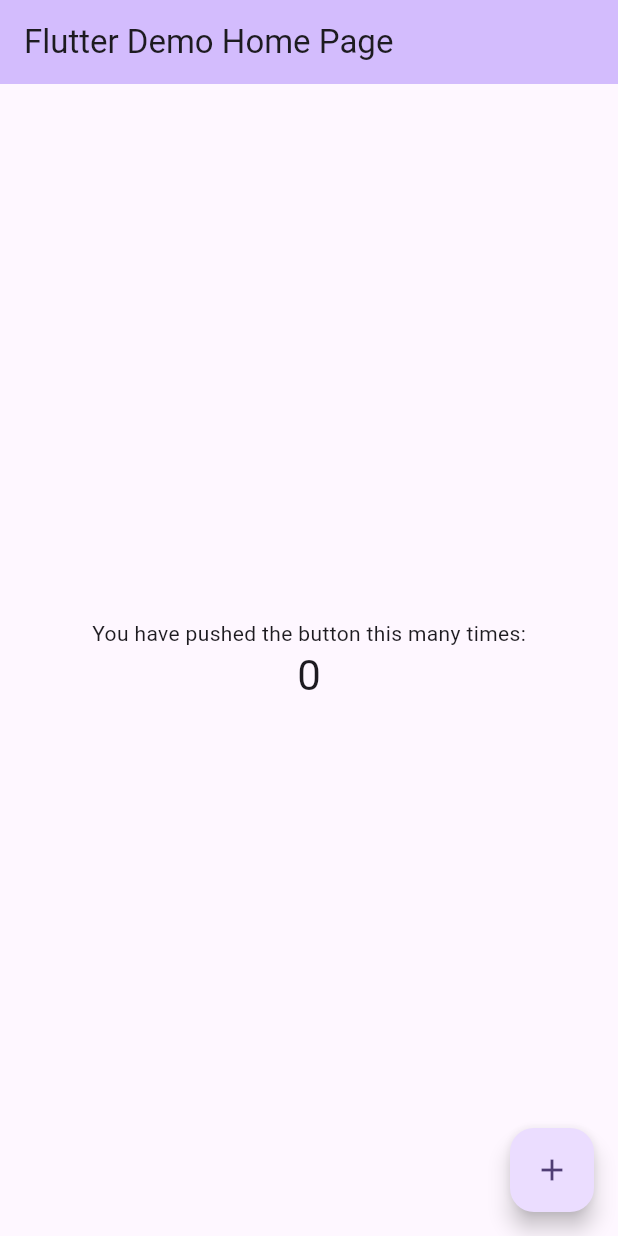
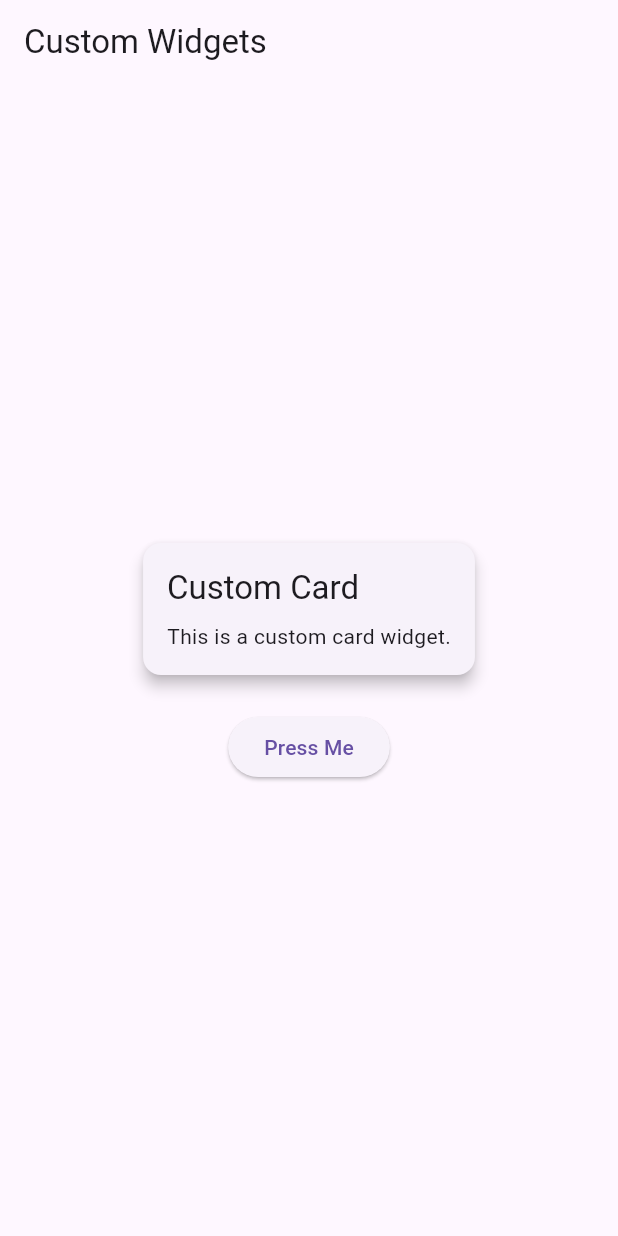
Before and after one commit to nazmulnabil/flutter_widget_book, a Flutter app: the screen it shows after launch, on a phone screen of 412 x 824 dp. Run offline on Flutter 3.47's test engine with Material 3 defaults, Android fonts, the phone set to English and light mode, and no system bars.

Commit message:
custom widget wrapper added

```diff
--- a/lib/main.dart
+++ b/lib/main.dart
@@ -1,125 +1,20 @@
 import 'package:flutter/material.dart';
+import 'package:flutter_widget_book/widgets/custom_widget_wrapper.dart';
 
 void main() {
-  runApp(const MyApp());
+  runApp(MyApp());
 }
 
 class MyApp extends StatelessWidget {
-  const MyApp({super.key});
-
-  // This widget is the root of your application.
   @override
   Widget build(BuildContext context) {
     return MaterialApp(
-      title: 'Flutter Demo',
-      theme: ThemeData(
-        // This is the theme of your application.
-        //
-        // TRY THIS: Try running your application with "flutter run". You'll see
-        // the application has a purple toolbar. Then, without quitting the app,
-        // try changing the seedColor in the colorScheme below to Colors.green
-        // and then invoke "hot reload" (save your changes or press the "hot
-        // reload" button in a Flutter-supported IDE, or press "r" if you used
-        // the command line to start the app).
-        //
-        // Notice that the counter didn't reset back to zero; the application
-        // state is not lost during the reload. To reset the state, use hot
-        // restart instead.
-        //
-        // This works for code too, not just values: Most code changes can be
-        // tested with just a hot reload.
-        colorScheme: ColorScheme.fromSeed(seedColor: Colors.deepPurple),
-        useMaterial3: true,
+      home: Scaffold(
+        appBar: AppBar(title: Text('Custom Widgets')),
+        body: Center(
+          child: CustomWidgetsWrapper(),  // Use the intermediate widget here
+        ),
       ),
-      home: const MyHomePage(title: 'Flutter Demo Home Page'),
     );
   }
 }
-
-class MyHomePage extends StatefulWidget {
-  const MyHomePage({super.key, required this.title});
-
-  // This widget is the home page of your application. It is stateful, meaning
-  // that it has a State object (defined below) that contains fields that affect
-  // how it looks.
-
-  // This class is the configuration for the state. It holds the values (in this
-  // case the title) provided by the parent (in this case the App widget) and
-  // used by the build method of the State. Fields in a Widget subclass are
-  // always marked "final".
-
-  final String title;
-
-  @override
-  State<MyHomePage> createState() => _MyHomePageState();
-}
-
-class _MyHomePageState extends State<MyHomePage> {
-  int _counter = 0;
-
-  void _incrementCounter() {
-    setState(() {
-      // This call to setState tells the Flutter framework that something has
-      // changed in this State, which causes it to rerun the build method below
-      // so that the display can reflect the updated values. If we changed
-      // _counter without calling setState(), then the build method would not be
-      // called again, and so nothing would appear to happen.
-      _counter++;
-    });
-  }
-
-  @override
-  Widget build(BuildContext context) {
-    // This method is rerun every time setState is called, for instance as done
-    // by the _incrementCounter method above.
-    //
-    // The Flutter framework has been optimized to make rerunning build methods
-    // fast, so that you can just rebuild anything that needs updating rather
-    // than having to individually change instances of widgets.
-    return Scaffold(
-      appBar: AppBar(
-        // TRY THIS: Try changing the color here to a specific color (to
-        // Colors.amber, perhaps?) and trigger a hot reload to see the AppBar
-        // change color while the other colors stay the same.
-        backgroundColor: Theme.of(context).colorScheme.inversePrimary,
-        // Here we take the value from the MyHomePage object that was created by
-        // the App.build method, and use it to set our appbar title.
-        title: Text(widget.title),
-      ),
-      body: Center(
-        // Center is a layout widget. It takes a single child and positions it
-        // in the middle of the parent.
-        child: Column(
-          // Column is also a layout widget. It takes a list of children and
-          // arranges them vertically. By default, it sizes itself to fit its
-          // children horizontally, and tries to be as tall as its parent.
-          //
-          // Column has various properties to control how it sizes itself and
-          // how it positions its children. Here we use mainAxisAlignment to
-          // center the children vertically; the main axis here is the vertical
-          // axis because Columns are vertical (the cross axis would be
-          // horizontal).
-          //
-          // TRY THIS: Invoke "debug painting" (choose the "Toggle Debug Paint"
-          // action in the IDE, or press "p" in the console), to see the
-          // wireframe for each widget.
-          mainAxisAlignment: MainAxisAlignment.center,
-          children: <Widget>[
-            const Text(
-              'You have pushed the button this many times:',
-            ),
-            Text(
-              '$_counter',
-              style: Theme.of(context).textTheme.headlineMedium,
-            ),
-          ],
-        ),
-      ),
-      floatingActionButton: FloatingActionButton(
-        onPressed: _incrementCounter,
-        tooltip: 'Increment',
-        child: const Icon(Icons.add),
-      ), // This trailing comma makes auto-formatting nicer for build methods.
-    );
-  }
-}
--- /dev/null
+++ b/lib/widgets/custom_widget_wrapper.dart
@@ -0,0 +1,30 @@
+import 'package:flutter/material.dart';
+
+import 'custom_button.dart';
+import 'custom_card.dart';
+
+
+class CustomWidgetsWrapper extends StatelessWidget {
+  @override
+  Widget build(BuildContext context) {
+    return Column(
+      mainAxisAlignment: MainAxisAlignment.center,
+      children: [
+        const CustomCard(
+          title: 'Custom Card',
+          content: 'This is a custom card widget.',
+        ),
+        const SizedBox(height: 20),
+        CustomButton(
+          label: 'Press Me',
+          onPressed: () {
+            // Add action here
+            ScaffoldMessenger.of(context).showSnackBar(
+              const SnackBar(content: Text('Button Pressed!')),
+            );
+          },
+        ),
+      ],
+    );
+  }
+}
```
